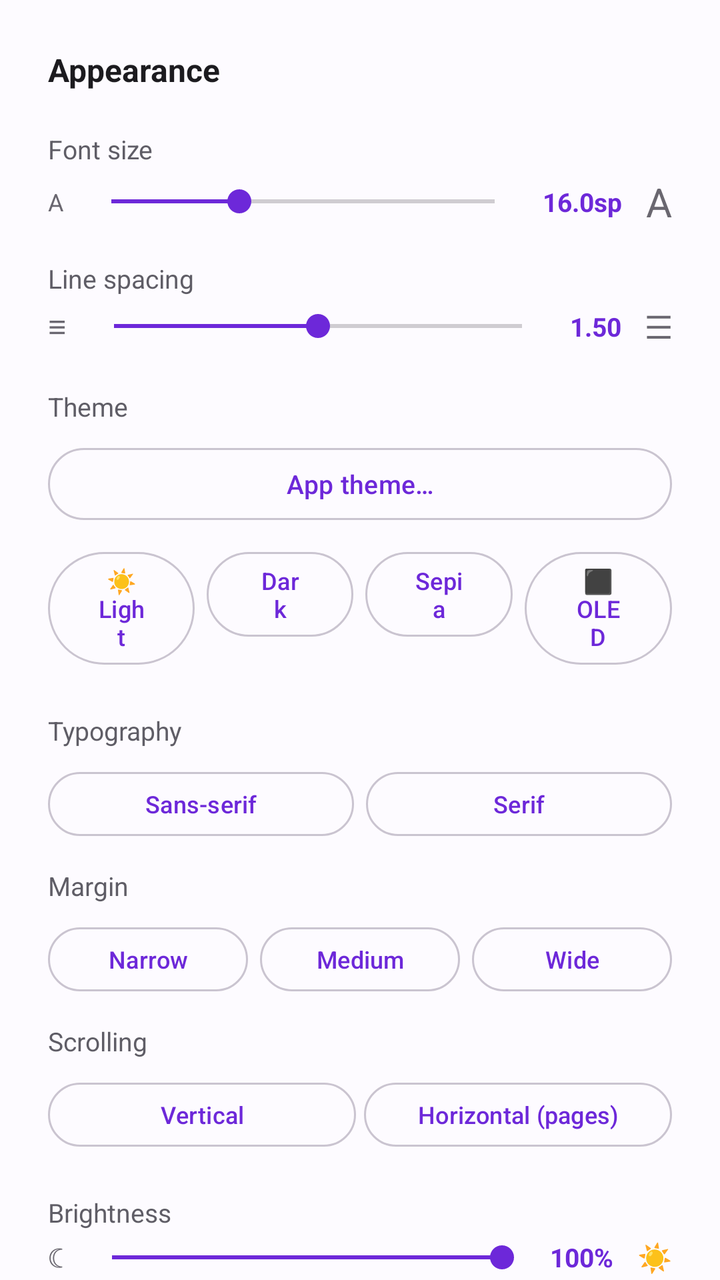
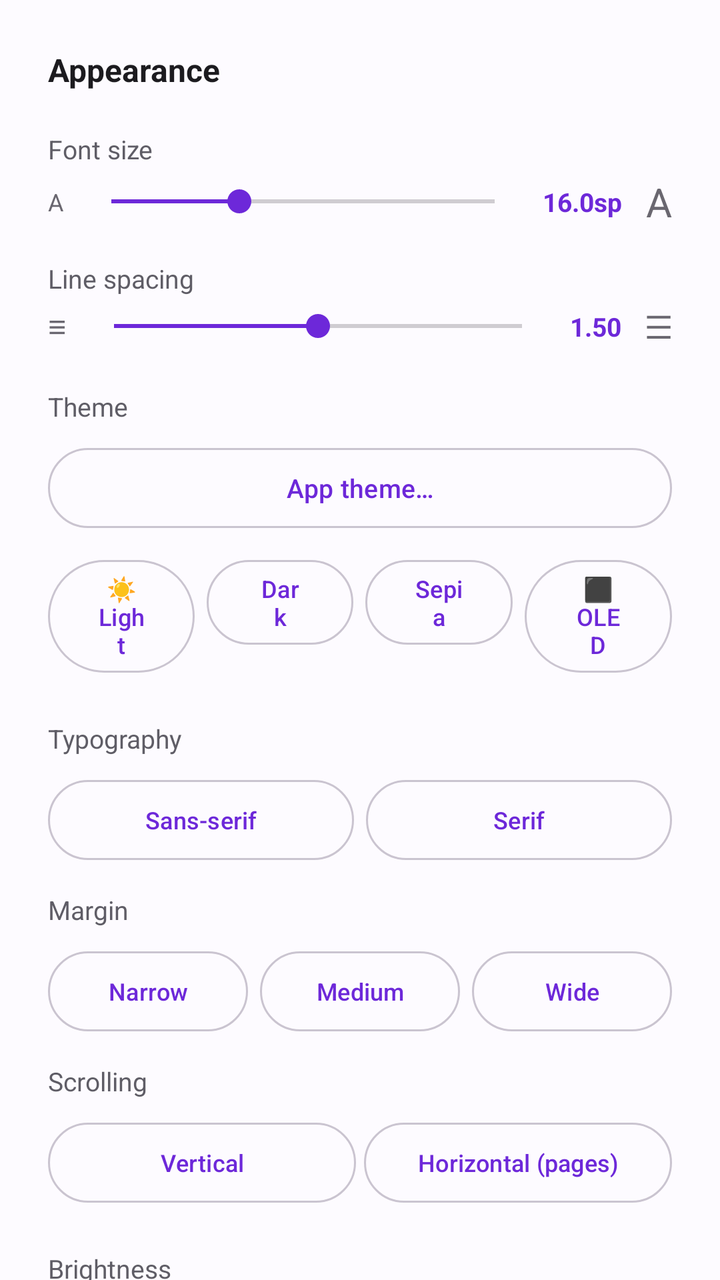

An Android layout rendered at two revisions. The XML below is the earlier revision; the diff shows what the commit changed to produce the second picture.
<!-- AndroidManifest.xml: application theme AppTheme -->
<!-- res/layout/bottom_sheet_aparencia.xml -->
<?xml version="1.0" encoding="utf-8"?>
<androidx.core.widget.NestedScrollView
    xmlns:android="http://schemas.android.com/apk/res/android"
    android:layout_width="match_parent"
    android:layout_height="wrap_content"
    android:background="@color/color_surface">

<LinearLayout
    android:layout_width="match_parent"
    android:layout_height="wrap_content"
    android:orientation="vertical"
    android:padding="24dp">

    <TextView
        android:layout_width="wrap_content"
        android:layout_height="wrap_content"
        android:text="@string/titulo_aparencia"
        android:textSize="16sp"
        android:textStyle="bold"
        android:textColor="@color/color_on_surface"
        android:layout_marginBottom="20dp"/>

    
    <TextView
        android:layout_width="wrap_content"
        android:layout_height="wrap_content"
        android:text="@string/label_tamanho_fonte"
        android:textSize="13sp"
        android:textColor="@color/color_on_surface_muted"
        android:layout_marginBottom="4dp"/>

    <LinearLayout
        android:layout_width="match_parent"
        android:layout_height="wrap_content"
        android:orientation="horizontal"
        android:gravity="center_vertical"
        android:layout_marginBottom="16dp">

        <TextView
            android:layout_width="wrap_content"
            android:layout_height="wrap_content"
            android:text="A"
            android:textSize="12sp"
            android:textColor="@color/color_on_surface_dim"
            android:layout_marginEnd="8dp"/>

        <SeekBar
            android:id="@+id/seekBarFonte"
            android:layout_width="0dp"
            android:layout_height="wrap_content"
            android:layout_weight="1"
            android:max="24"
            android:progress="8"/>

        <TextView
            android:id="@+id/tvFonteValor"
            android:layout_width="wrap_content"
            android:layout_height="wrap_content"
            android:text="16.0sp"
            android:textSize="13sp"
            android:textColor="?attr/colorPrimary"
            android:textStyle="bold"
            android:paddingHorizontal="8dp"
            android:clickable="true"
            android:focusable="true"
            android:background="?attr/selectableItemBackground"/>

        <TextView
            android:layout_width="wrap_content"
            android:layout_height="wrap_content"
            android:text="A"
            android:textSize="20sp"
            android:textColor="@color/color_on_surface_dim"
            android:layout_marginStart="4dp"/>
    </LinearLayout>

    
    <TextView
        android:layout_width="wrap_content"
        android:layout_height="wrap_content"
        android:text="@string/label_espacamento_linhas"
        android:textSize="13sp"
        android:textColor="@color/color_on_surface_muted"
        android:layout_marginBottom="4dp"/>

    <LinearLayout
        android:layout_width="match_parent"
        android:layout_height="wrap_content"
        android:orientation="horizontal"
        android:gravity="center_vertical"
        android:layout_marginBottom="20dp">

        <TextView
            android:layout_width="wrap_content"
            android:layout_height="wrap_content"
            android:text="≡"
            android:textSize="16sp"
            android:textColor="@color/color_on_surface_dim"
            android:layout_marginEnd="8dp"/>

        <SeekBar
            android:id="@+id/seekBarEspacamento"
            android:layout_width="0dp"
            android:layout_height="wrap_content"
            android:layout_weight="1"
            android:max="20"
            android:progress="10"/>

        <TextView
            android:id="@+id/tvEspacamentoValor"
            android:layout_width="wrap_content"
            android:layout_height="wrap_content"
            android:text="1.50"
            android:textSize="13sp"
            android:textColor="?attr/colorPrimary"
            android:textStyle="bold"
            android:paddingHorizontal="8dp"
            android:clickable="true"
            android:focusable="true"
            android:background="?attr/selectableItemBackground"/>

        <TextView
            android:layout_width="wrap_content"
            android:layout_height="wrap_content"
            android:text="☰"
            android:textSize="16sp"
            android:textColor="@color/color_on_surface_dim"
            android:layout_marginStart="4dp"/>
    </LinearLayout>

    
    <TextView
        android:layout_width="wrap_content"
        android:layout_height="wrap_content"
        android:text="@string/label_tema"
        android:textSize="13sp"
        android:textColor="@color/color_on_surface_muted"
        android:layout_marginBottom="8dp"/>

    <Button
        android:id="@+id/btnTemaDoApp"
        style="@style/Widget.Material3.Button.OutlinedButton"
        android:layout_width="match_parent"
        android:layout_height="wrap_content"
        android:minHeight="44dp"
        android:layout_marginBottom="8dp"
        android:text="@string/tema_do_app"
        android:textAllCaps="false"
        android:textSize="13sp"/>

    <LinearLayout
        android:layout_width="match_parent"
        android:layout_height="wrap_content"
        android:orientation="horizontal"
        android:layout_marginBottom="8dp">

        <Button
            android:id="@+id/btnTemaClaro"
            android:layout_width="0dp"
            android:layout_height="wrap_content"
        android:minHeight="40dp"
            android:layout_weight="1"
            android:layout_marginEnd="6dp"
            android:text="@string/btn_tema_claro"
            android:textSize="12sp"
            style="@style/Widget.Material3.Button.OutlinedButton"/>

        <Button
            android:id="@+id/btnTemaEscuro"
            android:layout_width="0dp"
            android:layout_height="wrap_content"
        android:minHeight="40dp"
            android:layout_weight="1"
            android:layout_marginEnd="6dp"
            android:text="@string/btn_tema_escuro"
            android:textSize="12sp"
            style="@style/Widget.Material3.Button.OutlinedButton"/>

        <Button
            android:id="@+id/btnTemaSepia"
            android:layout_width="0dp"
            android:layout_height="wrap_content"
        android:minHeight="40dp"
            android:layout_weight="1"
            android:layout_marginEnd="6dp"
            android:text="@string/btn_tema_sepia"
            android:textSize="12sp"
            style="@style/Widget.Material3.Button.OutlinedButton"/>

        <Button
            android:id="@+id/btnTemaOled"
            android:layout_width="0dp"
            android:layout_height="wrap_content"
        android:minHeight="40dp"
            android:layout_weight="1"
            android:text="@string/btn_tema_oled"
            android:textSize="12sp"
            style="@style/Widget.Material3.Button.OutlinedButton"/>
    </LinearLayout>

    
    <TextView
        android:layout_width="wrap_content"
        android:layout_height="wrap_content"
        android:text="@string/label_tipografia"
        android:textSize="13sp"
        android:textColor="@color/color_on_surface_muted"
        android:layout_marginTop="12dp"
        android:layout_marginBottom="8dp"/>

    <LinearLayout
        android:layout_width="match_parent"
        android:layout_height="wrap_content"
        android:orientation="horizontal"
        android:layout_marginBottom="8dp">

        <Button
            android:id="@+id/btnFontePadrao"
            android:layout_width="0dp"
            android:layout_height="wrap_content"
        android:minHeight="40dp"
            android:layout_weight="1"
            android:layout_marginEnd="6dp"
            android:text="@string/btn_fonte_padrao"
            android:textSize="12sp"
            style="@style/Widget.Material3.Button.OutlinedButton"/>

        <Button
            android:id="@+id/btnFonteSerifada"
            android:layout_width="0dp"
            android:layout_height="wrap_content"
        android:minHeight="40dp"
            android:layout_weight="1"
            android:text="@string/btn_fonte_serifada"
            android:textSize="12sp"
            style="@style/Widget.Material3.Button.OutlinedButton"/>
    </LinearLayout>

    
    <TextView
        android:layout_width="wrap_content"
        android:layout_height="wrap_content"
        android:text="@string/label_margem"
        android:textSize="13sp"
        android:textColor="@color/color_on_surface_muted"
        android:layout_marginTop="4dp"
        android:layout_marginBottom="8dp"/>

    <LinearLayout
        android:layout_width="match_parent"
        android:layout_height="wrap_content"
        android:orientation="horizontal"
        android:layout_marginBottom="8dp">

        <Button
            android:id="@+id/btnMargemEstreita"
            android:layout_width="0dp"
            android:layout_height="wrap_content"
        android:minHeight="40dp"
            android:layout_weight="1"
            android:layout_marginEnd="6dp"
            android:text="@string/btn_margem_estreita"
            android:textSize="12sp"
            style="@style/Widget.Material3.Button.OutlinedButton"/>

        <Button
            android:id="@+id/btnMargemMedia"
            android:layout_width="0dp"
            android:layout_height="wrap_content"
        android:minHeight="40dp"
            android:layout_weight="1"
            android:layout_marginEnd="6dp"
            android:text="@string/btn_margem_media"
            android:textSize="12sp"
            style="@style/Widget.Material3.Button.OutlinedButton"/>

        <Button
            android:id="@+id/btnMargemLarga"
            android:layout_width="0dp"
            android:layout_height="wrap_content"
        android:minHeight="40dp"
            android:layout_weight="1"
            android:text="@string/btn_margem_larga"
            android:textSize="12sp"
            style="@style/Widget.Material3.Button.OutlinedButton"/>
    </LinearLayout>

    
    <TextView
        android:layout_width="wrap_content"
        android:layout_height="wrap_content"
        android:text="@string/label_rolagem"
        android:textSize="13sp"
        android:textColor="@color/color_on_surface_muted"
        android:layout_marginTop="4dp"
        android:layout_marginBottom="8dp"/>

    <LinearLayout
        android:layout_width="match_parent"
        android:layout_height="wrap_content"
        android:orientation="horizontal"
        android:layout_marginBottom="8dp">

        <Button
            android:id="@+id/btnRolagemVertical"
            android:layout_width="0dp"
            android:layout_height="wrap_content"
        android:minHeight="40dp"
            android:layout_weight="1"
            android:text="@string/btn_rolagem_vertical"
            android:textSize="12sp"
            android:layout_marginEnd="4dp"
            style="@style/Widget.Material3.Button.OutlinedButton"/>

        <Button
            android:id="@+id/btnRolagemHorizontal"
            android:layout_width="0dp"
            android:layout_height="wrap_content"
        android:minHeight="40dp"
            android:layout_weight="1"
            android:text="@string/btn_rolagem_horizontal"
            android:textSize="12sp"
            style="@style/Widget.Material3.Button.OutlinedButton"/>
    </LinearLayout>

    
    <TextView
        android:layout_width="wrap_content"
        android:layout_height="wrap_content"
        android:text="@string/label_brilho"
        android:textSize="13sp"
        android:textColor="@color/color_on_surface_muted"
        android:layout_marginTop="12dp"
        android:layout_marginBottom="4dp"/>

    <LinearLayout
        android:layout_width="match_parent"
        android:layout_height="wrap_content"
        android:orientation="horizontal"
        android:gravity="center_vertical">

        <TextView
            android:layout_width="wrap_content"
            android:layout_height="wrap_content"
            android:text="☾"
            android:textSize="14sp"
            android:textColor="@color/color_on_surface_dim"
            android:layout_marginEnd="8dp"/>

        <SeekBar
            android:id="@+id/seekBarBrilho"
            android:layout_width="0dp"
            android:layout_height="wrap_content"
            android:layout_weight="1"
            android:max="100"
            android:progress="100"/>

        <TextView
            android:id="@+id/tvBrilhoValor"
            android:layout_width="wrap_content"
            android:layout_height="wrap_content"
            android:text="100%"
            android:textSize="13sp"
            android:textColor="?attr/colorPrimary"
            android:textStyle="bold"
            android:paddingHorizontal="8dp"
            android:clickable="true"
            android:focusable="true"
            android:background="?attr/selectableItemBackground"/>

        <TextView
            android:layout_width="wrap_content"
            android:layout_height="wrap_content"
            android:text="☀"
            android:textSize="14sp"
            android:textColor="@color/color_on_surface_dim"
            android:layout_marginStart="4dp"/>
    </LinearLayout>

</LinearLayout>

</androidx.core.widget.NestedScrollView>
<!-- resources referenced by this layout -->
<resources>
  <string name="btn_fonte_padrao">Sans-serif</string>
  <string name="btn_fonte_serifada">Serif</string>
  <string name="btn_margem_estreita">Narrow</string>
  <string name="btn_margem_larga">Wide</string>
  <string name="btn_margem_media">Medium</string>
  <string name="btn_rolagem_horizontal">Horizontal (pages)</string>
  <string name="btn_rolagem_vertical">Vertical</string>
  <string name="btn_tema_claro">☀ Light</string>
  <string name="btn_tema_escuro"> Dark</string>
  <string name="btn_tema_oled">⬛ OLED</string>
  <string name="btn_tema_sepia"> Sepia</string>
  <string name="label_brilho">Brightness</string>
  <string name="label_espacamento_linhas">Line spacing</string>
  <string name="label_margem">Margin</string>
  <string name="label_rolagem">Scrolling</string>
  <string name="label_tamanho_fonte">Font size</string>
  <string name="label_tema">Theme</string>
  <string name="label_tipografia">Typography</string>
  <string name="tema_do_app">App theme…</string>
  <string name="titulo_aparencia">Appearance</string>
  <style name="AppTheme" parent="Theme.Material3.DayNight.NoActionBar">
          <item name="colorPrimary">#6D28D9</item>
          <item name="colorAccent">#6D28D9</item>
          <item name="colorControlActivated">#6D28D9</item>
          <item name="android:colorControlActivated">#6D28D9</item>
          <item name="colorOnPrimary">#FFFFFF</item>
          <item name="colorPrimaryContainer">#E8DEF8</item>
          <item name="colorOnPrimaryContainer">#1D192B</item>
          <item name="colorSecondaryContainer">#E8DEF8</item>
          <item name="colorOnSecondaryContainer">#1D192B</item>
          <item name="colorError">#BA1A1A</item>
          <item name="colorOnError">#FFFFFF</item>
          <item name="colorSurface">#FDFBFF</item>
          <item name="colorOnSurface">#1C1B1F</item>
          <item name="colorSurfaceVariant">#ECE6F0</item>
          <item name="colorOnSurfaceVariant">#5F5D66</item>
          <item name="colorOutline">#CAC4D0</item>
          <item name="colorOutlineVariant">#EAE6EE</item>
          <item name="colorSurfaceContainer">#F3EDF7</item>
          <item name="colorSurfaceContainerHigh">#ECE6F0</item>
          <item name="colorSurfaceContainerHighest">#ECE6F0</item>
          <item name="android:colorBackground">#FDFBFF</item>
  
          
          <item name="android:statusBarColor">#FDFBFF</item>
          <item name="android:navigationBarColor">#FDFBFF</item>
          <item name="android:windowLightStatusBar">true</item>
          <item name="android:windowLightNavigationBar" tools:targetApi="27">true</item>
  
          
          <item name="lylyFundo">#FDFBFF</item>
          <item name="lylySuperficie">#F3EDF7</item>
          <item name="lylySuperficie2">#ECE6F0</item>
          <item name="lylyTexto">#1C1B1F</item>
          <item name="lylyTextoMedio">#2B2930</item>
          <item name="lylyTextoSecundario">#5F5D66</item>
          <item name="lylyTextoTerciario">#6A6770</item>
          <item name="lylyTextoFraco">#6B6770</item>
          <item name="lylyContorno">#CAC4D0</item>
          <item name="lylyDivisor">#EAE6EE</item>
          <item name="lylyDivisorFraco">#F1EDF5</item>
          <item name="lylyTonal">#E8DEF8</item>
          <item name="lylyNaTonal">#1D192B</item>
          <item name="lylySucessoSuperficie">#E6F4EA</item>
          <item name="lylyDestaqueLeitura">#EADDFF</item>
          <item name="lylyFundoLeitura">#FDFBFF</item>
          <item name="lylyTextoLeitura">#2B2930</item>
          <item name="lylyBarraNavegacao">#F3EDF7</item>
          <item name="lylyProgresso">#7C3AED</item>
      </style>
</resources>

<!-- the commit's change to res/layout/bottom_sheet_aparencia.xml (unified diff, before → after) -->
@@ -142,7 +142,7 @@
         style="@style/Widget.Material3.Button.OutlinedButton"
         android:layout_width="match_parent"
         android:layout_height="wrap_content"
-        android:minHeight="44dp"
+        android:minHeight="48dp"
         android:layout_marginBottom="8dp"
         android:text="@string/tema_do_app"
         android:textAllCaps="false"
@@ -158,7 +158,7 @@
             android:id="@+id/btnTemaClaro"
             android:layout_width="0dp"
             android:layout_height="wrap_content"
-        android:minHeight="40dp"
+        android:minHeight="48dp"
             android:layout_weight="1"
             android:layout_marginEnd="6dp"
             android:text="@string/btn_tema_claro"
@@ -169,7 +169,7 @@
             android:id="@+id/btnTemaEscuro"
             android:layout_width="0dp"
             android:layout_height="wrap_content"
-        android:minHeight="40dp"
+        android:minHeight="48dp"
             android:layout_weight="1"
             android:layout_marginEnd="6dp"
             android:text="@string/btn_tema_escuro"
@@ -180,7 +180,7 @@
             android:id="@+id/btnTemaSepia"
             android:layout_width="0dp"
             android:layout_height="wrap_content"
-        android:minHeight="40dp"
+        android:minHeight="48dp"
             android:layout_weight="1"
             android:layout_marginEnd="6dp"
             android:text="@string/btn_tema_sepia"
@@ -191,7 +191,7 @@
             android:id="@+id/btnTemaOled"
             android:layout_width="0dp"
             android:layout_height="wrap_content"
-        android:minHeight="40dp"
+        android:minHeight="48dp"
             android:layout_weight="1"
             android:text="@string/btn_tema_oled"
             android:textSize="12sp"
@@ -218,7 +218,7 @@
             android:id="@+id/btnFontePadrao"
             android:layout_width="0dp"
             android:layout_height="wrap_content"
-        android:minHeight="40dp"
+        android:minHeight="48dp"
             android:layout_weight="1"
             android:layout_marginEnd="6dp"
             android:text="@string/btn_fonte_padrao"
@@ -229,7 +229,7 @@
             android:id="@+id/btnFonteSerifada"
             android:layout_width="0dp"
             android:layout_height="wrap_content"
-        android:minHeight="40dp"
+        android:minHeight="48dp"
             android:layout_weight="1"
             android:text="@string/btn_fonte_serifada"
             android:textSize="12sp"
@@ -256,7 +256,7 @@
             android:id="@+id/btnMargemEstreita"
             android:layout_width="0dp"
             android:layout_height="wrap_content"
-        android:minHeight="40dp"
+        android:minHeight="48dp"
             android:layout_weight="1"
             android:layout_marginEnd="6dp"
             android:text="@string/btn_margem_estreita"
@@ -267,7 +267,7 @@
             android:id="@+id/btnMargemMedia"
             android:layout_width="0dp"
             android:layout_height="wrap_content"
-        android:minHeight="40dp"
+        android:minHeight="48dp"
             android:layout_weight="1"
             android:layout_marginEnd="6dp"
             android:text="@string/btn_margem_media"
@@ -278,7 +278,7 @@
             android:id="@+id/btnMargemLarga"
             android:layout_width="0dp"
             android:layout_height="wrap_content"
-        android:minHeight="40dp"
+        android:minHeight="48dp"
             android:layout_weight="1"
             android:text="@string/btn_margem_larga"
             android:textSize="12sp"
@@ -305,7 +305,7 @@
             android:id="@+id/btnRolagemVertical"
             android:layout_width="0dp"
             android:layout_height="wrap_content"
-        android:minHeight="40dp"
+        android:minHeight="48dp"
             android:layout_weight="1"
             android:text="@string/btn_rolagem_vertical"
             android:textSize="12sp"
@@ -316,7 +316,7 @@
             android:id="@+id/btnRolagemHorizontal"
             android:layout_width="0dp"
             android:layout_height="wrap_content"
-        android:minHeight="40dp"
+        android:minHeight="48dp"
             android:layout_weight="1"
             android:text="@string/btn_rolagem_horizontal"
             android:textSize="12sp"
